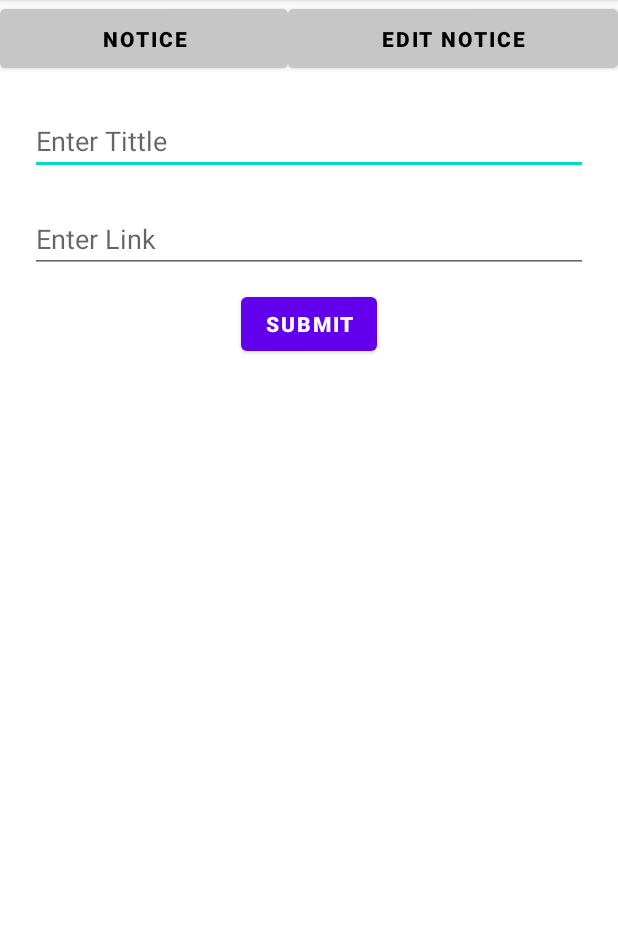
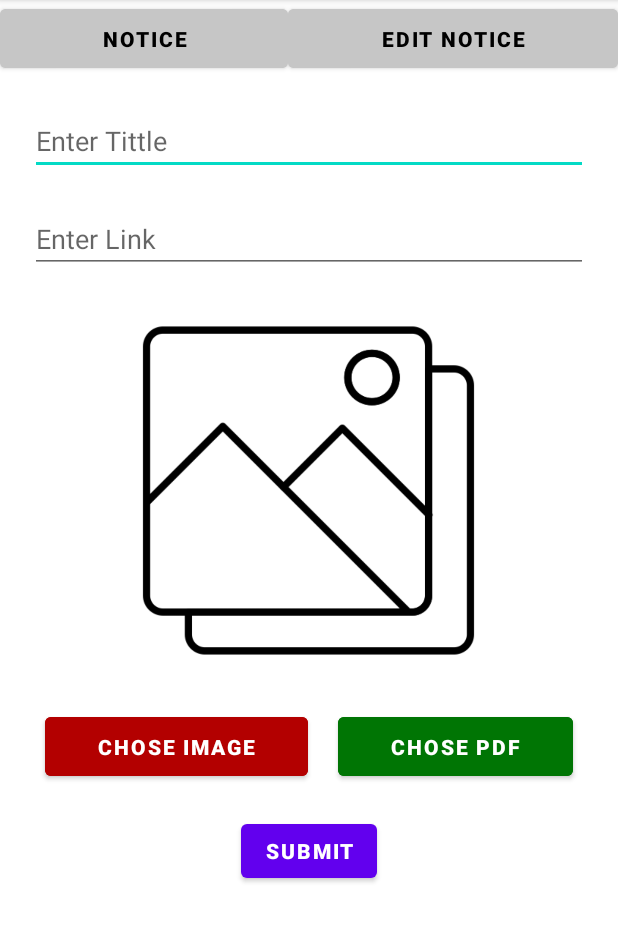
Before and after one commit to panditshruti/Sabaka-Sewak, an Android app: the Notice screen opened directly, with no data from a screen before it, after a tap on "SUBMIT", on a phone screen of 412 x 824 dp, the part 84-1026 px from its top. Run offline under Robolectric (Android 15) with nearby library versions, the phone set to English and light mode, and no system bars; our stand-ins replace Firebase (no records; nobody signed in at launch, a user with empty details on screens opened directly).

Commit message:
commit by shruti

```diff
--- a/app/src/main/java/com/example/backendsabkasewak/activity/Notice.kt
+++ b/app/src/main/java/com/example/backendsabkasewak/activity/Notice.kt
@@ -29,14 +29,15 @@ class Notice : AppCompatActivity() {
 
 
 
+
         database = FirebaseDatabase.getInstance().getReference().child("Notice")
 
-//        binding.imgchoose1.setOnClickListener {
-//            openGalleryForImage()
-//        }
-//        binding.pdfchoose.setOnClickListener {
-//            openPdfFile()
-//        }
+        binding.imgchoose1.setOnClickListener {
+            openGalleryForImage()
+        }
+        binding.pdfchoose.setOnClickListener {
+            openPdfFile()
+        }
 
         binding.submit.setOnClickListener {
             submitData()
@@ -50,36 +51,36 @@ class Notice : AppCompatActivity() {
 
     }
 
-//    fun openGalleryForImage() {
-//        val intent = Intent()
-//        intent.type = "image/*"
-//        intent.action = Intent.ACTION_GET_CONTENT
-//        startActivityForResult(intent, 100)
-//    }
+    fun openGalleryForImage() {
+        val intent = Intent()
+        intent.type = "image/*"
+        intent.action = Intent.ACTION_GET_CONTENT
+        startActivityForResult(intent, 100)
+    }
 
     override fun onActivityResult(requestCode: Int, resultCode: Int, data: Intent?) {
         super.onActivityResult(requestCode, resultCode, data)
         if (requestCode == 100 && resultCode == RESULT_OK) {
             imageUri = data?.data!!
-//            binding.imgview.setImageURI(imageUri)
+            binding.imgview.setImageURI(imageUri)
         } else if (requestCode == 200 && resultCode == RESULT_OK) {
             pdfUri = data?.data!!
-//            binding.pdfchoose.tag = pdfUri.toString()
+            binding.pdfchoose.tag = pdfUri.toString()
         }
     }
 
-//    fun openPdfFile() {
-//        val intent = Intent(Intent.ACTION_OPEN_DOCUMENT)
-//        intent.addCategory(Intent.CATEGORY_OPENABLE)
-//        intent.type = "application/pdf"
-//        startActivityForResult(intent, 200)
-//    }
+    fun openPdfFile() {
+        val intent = Intent(Intent.ACTION_OPEN_DOCUMENT)
+        intent.addCategory(Intent.CATEGORY_OPENABLE)
+        intent.type = "application/pdf"
+        startActivityForResult(intent, 200)
+    }
 
     fun submitData() {
         val title = binding.tittle.text.toString()
         val link = binding.link.text.toString()
-//        val imageUriString = binding.imgview.tag?.toString() ?: ""
-//        val pdfUriString = binding.pdfchoose.tag?.toString() ?: ""
+        val imageUriString = binding.imgview.tag?.toString() ?: ""
+        val pdfUriString = binding.pdfchoose.tag?.toString() ?: ""
 
         val progressDialog = ProgressDialog(this)
         progressDialog.setMessage("Uploading file...")
@@ -99,7 +100,7 @@ class Notice : AppCompatActivity() {
                     // Image uploaded successfully, get the download URL
                     imageStorageReference.downloadUrl.addOnSuccessListener { imageDownloadUri ->
                         // Save image URL to Realtime Database
-                        saveToDatabase(title, link, imageDownloadUri.toString(), "pdfUriString", progressDialog)
+                        saveToDatabase(title, link, imageDownloadUri.toString(), pdfUriString, progressDialog)
                     }
                 }
                 .addOnFailureListener {
@@ -109,7 +110,7 @@ class Notice : AppCompatActivity() {
                 }
         } else {
             // Image is not explicitly selected, upload text and link only
-            saveToDatabase(title, link, "imageUriString", "pdfUriString", progressDialog)
+            saveToDatabase(title, link, imageUriString, pdfUriString, progressDialog)
         }
     }
 
@@ -140,11 +141,11 @@ class Notice : AppCompatActivity() {
 
                                     // Clear image view only if a new image is selected
                                     if (::imageUri.isInitialized ) {
-//                                        binding.imgview.setImageResource(R.drawable.gallary)
-//                                        binding.imgview.tag = null
+                                        binding.imgview.setImageResource(R.drawable.gallary)
+                                        binding.imgview.tag = null
                                     }
 
-//                                    binding.pdfchoose.tag = null
+                                    binding.pdfchoose.tag = null
 
                                     progressDialog.dismiss()
                                 }
@@ -172,11 +173,11 @@ class Notice : AppCompatActivity() {
 
                         // Clear image view only if a new image is selected
                         if (::imageUri.isInitialized ) {
-//                            binding.imgview.setImageResource(R.drawable.gallary)
-//                            binding.imgview.tag = null
+                            binding.imgview.setImageResource(R.drawable.gallary)
+                            binding.imgview.tag = null
                         }
 
-//                        binding.pdfchoose.tag = null
+                        binding.pdfchoose.tag = null
 
                         progressDialog.dismiss()
                     }
--- a/app/src/main/res/layout/activity_notice.xml
+++ b/app/src/main/res/layout/activity_notice.xml
@@ -74,49 +74,49 @@
         android:layout_margin="10dp"
         />
 
-<!--    <ImageView-->
-<!--        android:layout_width="250dp"-->
-<!--        android:layout_height="250dp"-->
-<!--        android:layout_marginTop="10dp"-->
-<!--        android:src="@drawable/gallary"-->
-<!--        android:layout_gravity="center"-->
-<!--        android:id="@+id/imgview"-->
-<!--        />-->
+    <ImageView
+        android:layout_width="250dp"
+        android:layout_height="250dp"
+        android:layout_marginTop="10dp"
+        android:src="@drawable/gallary"
+        android:layout_gravity="center"
+        android:id="@+id/imgview"
+        />
 
-<!--<LinearLayout-->
-<!--    android:layout_width="match_parent"-->
-<!--    android:layout_height="wrap_content"-->
-<!--    android:layout_gravity="center"-->
-<!--    android:gravity="center"-->
-<!--    android:layout_margin="10dp"-->
-<!--    android:orientation="horizontal"-->
-<!--    >-->
-<!--    <Button-->
-<!--        android:layout_width="wrap_content"-->
-<!--        android:layout_height="wrap_content"-->
-<!--        android:text="Chose Image"-->
-<!--        android:layout_margin="10dp"-->
-<!--        android:layout_weight="1"-->
-<!--        android:backgroundTint="#B30000"-->
-<!--        android:padding="10dp"-->
-<!--        android:textStyle="bold"-->
-<!--        android:layout_gravity="center"-->
-<!--        android:id="@+id/imgchoose1"-->
-<!--        />-->
-<!--    <Button-->
-<!--        android:layout_width="wrap_content"-->
-<!--        android:layout_height="wrap_content"-->
-<!--        android:text="Chose pdf"-->
-<!--        android:layout_margin="10dp"-->
-<!--        android:backgroundTint="#007504"-->
-<!--        android:layout_weight="1"-->
-<!--        android:textStyle="bold"-->
-<!--        android:padding="10dp"-->
-<!--        android:layout_gravity="center"-->
-<!--        android:id="@+id/pdfchoose"-->
-<!--        />-->
+<LinearLayout
+    android:layout_width="match_parent"
+    android:layout_height="wrap_content"
+    android:layout_gravity="center"
+    android:gravity="center"
+    android:layout_margin="10dp"
+    android:orientation="horizontal"
+    >
+    <Button
+        android:layout_width="wrap_content"
+        android:layout_height="wrap_content"
+        android:text="Chose Image"
+        android:layout_margin="10dp"
+        android:layout_weight="1"
+        android:backgroundTint="#B30000"
+        android:padding="10dp"
+        android:textStyle="bold"
+        android:layout_gravity="center"
+        android:id="@+id/imgchoose1"
+        />
+    <Button
+        android:layout_width="wrap_content"
+        android:layout_height="wrap_content"
+        android:text="Chose pdf"
+        android:layout_margin="10dp"
+        android:backgroundTint="#007504"
+        android:layout_weight="1"
+        android:textStyle="bold"
+        android:padding="10dp"
+        android:layout_gravity="center"
+        android:id="@+id/pdfchoose"
+        />
 
-<!--</LinearLayout>-->
+</LinearLayout>
     <Button
         android:layout_width="wrap_content"
         android:layout_height="wrap_content"
```
Also changed, not shown: app/src/main/java/com/example/backendsabkasewak/activity/News.kt (+18 -19 lines), app/src/main/java/com/example/backendsabkasewak/activity/Result.kt (+16 -16 lines), app/src/main/res/layout/activity_news.xml (+41 -41 lines), app/src/main/res/layout/activity_result.xml (+41 -41 lines).
